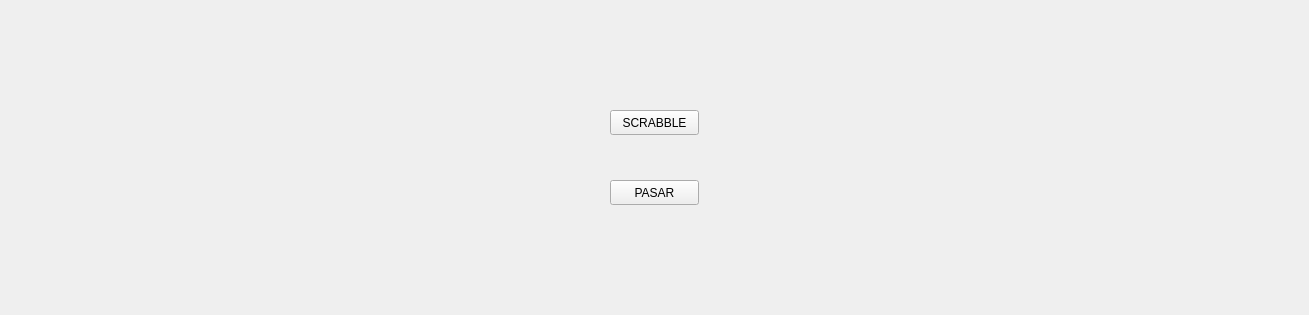
Qt form pantallatablero.ui (AndreyZartty/Scrabble) before a commit.
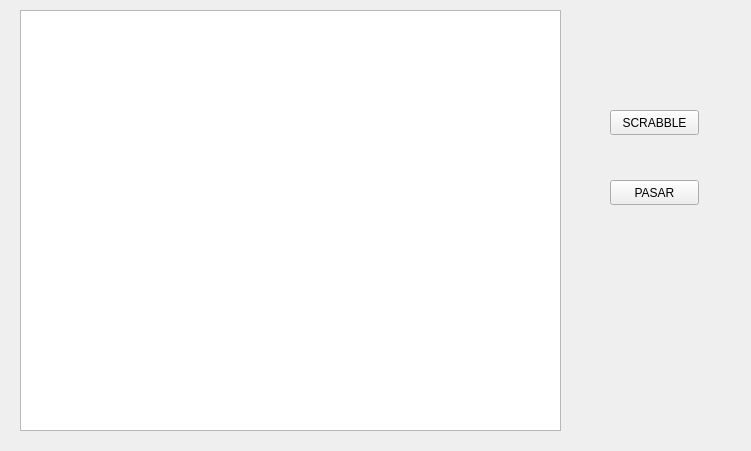
The same form after that commit.

Commit message: Se crea un espacio para graficar la cuadricula

The edit to the form file:
```diff
--- a/pantallatablero.ui
+++ b/pantallatablero.ui
@@ -2,6 +2,14 @@
 <ui version="4.0">
  <class>pantallaTablero</class>
  <widget class="QWidget" name="pantallaTablero">
+  <property name="geometry">
+   <rect>
+    <x>0</x>
+    <y>0</y>
+    <width>751</width>
+    <height>451</height>
+   </rect>
+  </property>
   <property name="windowTitle">
    <string>Form</string>
   </property>
@@ -31,6 +39,16 @@
     <string>PASAR</string>
    </property>
   </widget>
+  <widget class="QGraphicsView" name="graphicsView">
+   <property name="geometry">
+    <rect>
+     <x>20</x>
+     <y>10</y>
+     <width>541</width>
+     <height>421</height>
+    </rect>
+   </property>
+  </widget>
  </widget>
  <resources/>
  <connections/>
```
